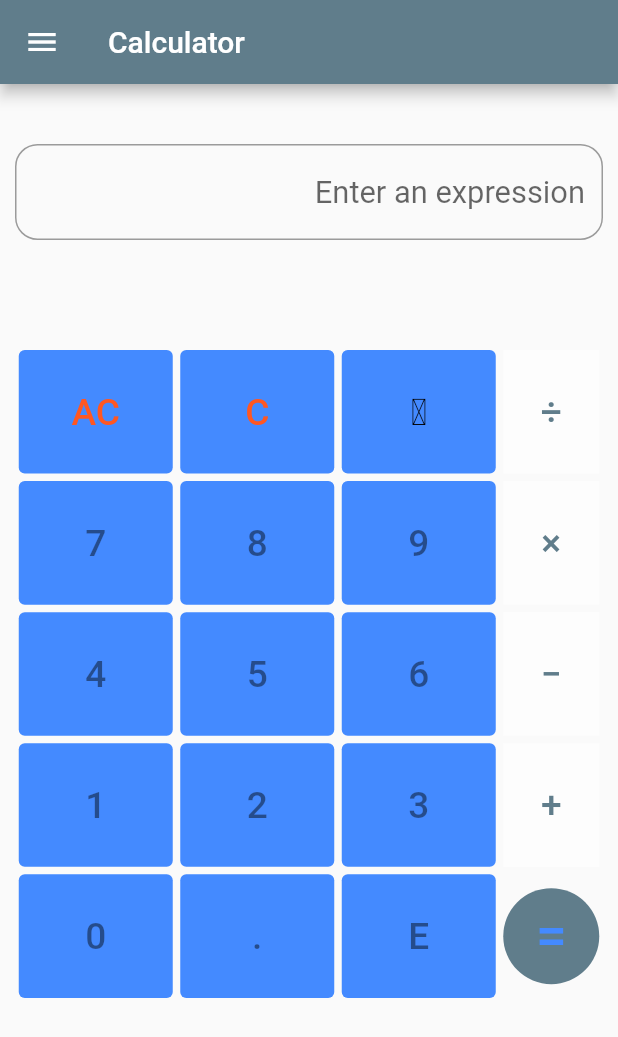
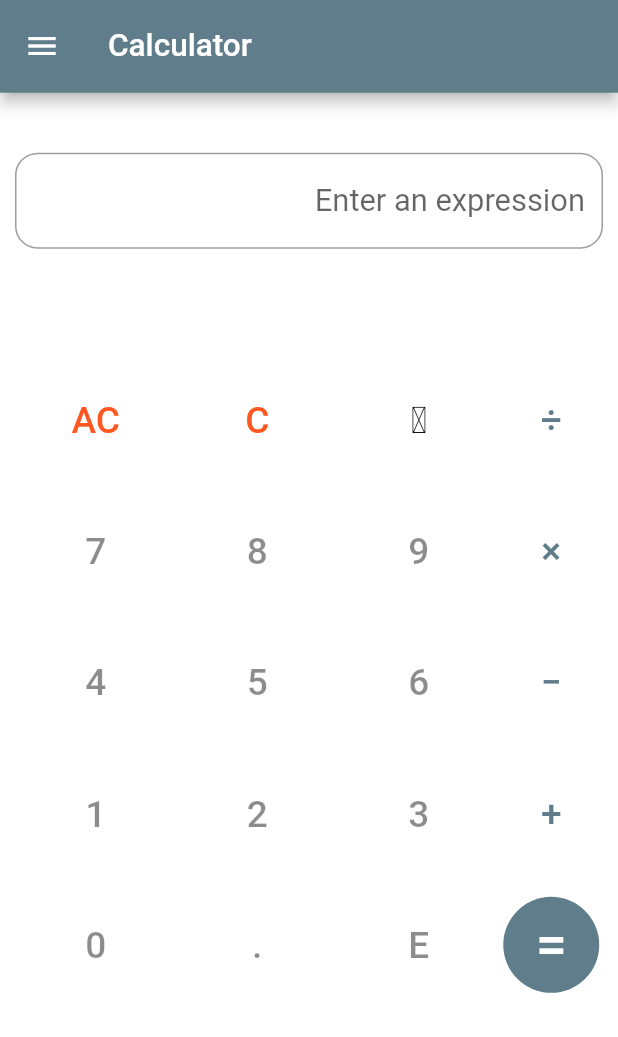
Before and after one commit to Aniruddh-0701/Calculator-App, a Flutter app: the screen it shows after launch, on a phone screen of 412 x 824 dp. Shown: the top 1037 px of the screen. Run offline on Flutter 3.47's test engine with Material 2 defaults, Android fonts, the phone set to English and light mode, and no system bars.

Commit message:
Updated app colors

```diff
--- a/calculator_app/lib/app_screens/home.dart
+++ b/calculator_app/lib/app_screens/home.dart
@@ -27,11 +27,12 @@ class SecondScreen extends StatelessWidget {
       home: ScientificCalculator(),
       theme: ThemeData(
         primaryColor: Colors.blueGrey,
-        accentColor: Colors.blueAccent,
-        primaryColorDark: Colors.grey[800],
-        primaryColorBrightness: Brightness.dark,
+        accentColor: Colors.white,
+        primaryColorDark: Colors.grey[400],
+        // primaryColorBrightness: Brightness.dark,
+        // accentColorBrightness: Brightness.dark,
         // brightness: Brightness.dark,
-        backgroundColor: Colors.indigo,
+        backgroundColor: Colors.white,
         visualDensity: VisualDensity.adaptivePlatformDensity,
       ),
     );
@@ -106,9 +107,21 @@ class _ScientificCalculator extends State<ScientificCalculator>{
     }
 
     return Scaffold(
+      backgroundColor: Theme.of(context).backgroundColor,
       // resizeToAvoidBottomPadding: false,
       appBar: AppBar(
-        title: Text(this.scaffoldTitle),
+        title: Text(
+          this.scaffoldTitle,
+          style: TextStyle(
+            fontSize:
+            MediaQuery.of(context).orientation == Orientation.landscape?
+            0.05 * MediaQuery.of(context).size.height:
+            0.0255 * MediaQuery.of(context).size.height,
+          ),
+        ),
+        toolbarHeight: MediaQuery.of(context).orientation == Orientation.landscape?
+        0.14* MediaQuery.of(context).size.height:
+        0.075 * MediaQuery.of(context).size.height,
       ),
       drawer: Drawer(
         child: ListView(
@@ -120,11 +133,7 @@ class _ScientificCalculator extends State<ScientificCalculator>{
           ],
         ),
       ),
-      body: Padding(
-          padding: EdgeInsets.zero,
-          child: Center(
-              child: _getDrawerItemWidget(_selectedDrawerIndex)
-          )),
+      body: _getDrawerItemWidget(_selectedDrawerIndex),
     );
   }
 }
--- a/calculator_app/lib/main.dart
+++ b/calculator_app/lib/main.dart
@@ -16,6 +16,7 @@ class MyApp extends StatelessWidget {
       theme: ThemeData(
         primarySwatch: Colors.blue,
         visualDensity: VisualDensity.adaptivePlatformDensity,
+        brightness: Brightness.dark,
       ),
       home: MyHomePage(),
     );
```
Also changed, not shown: calculator_app/pubspec.lock.
